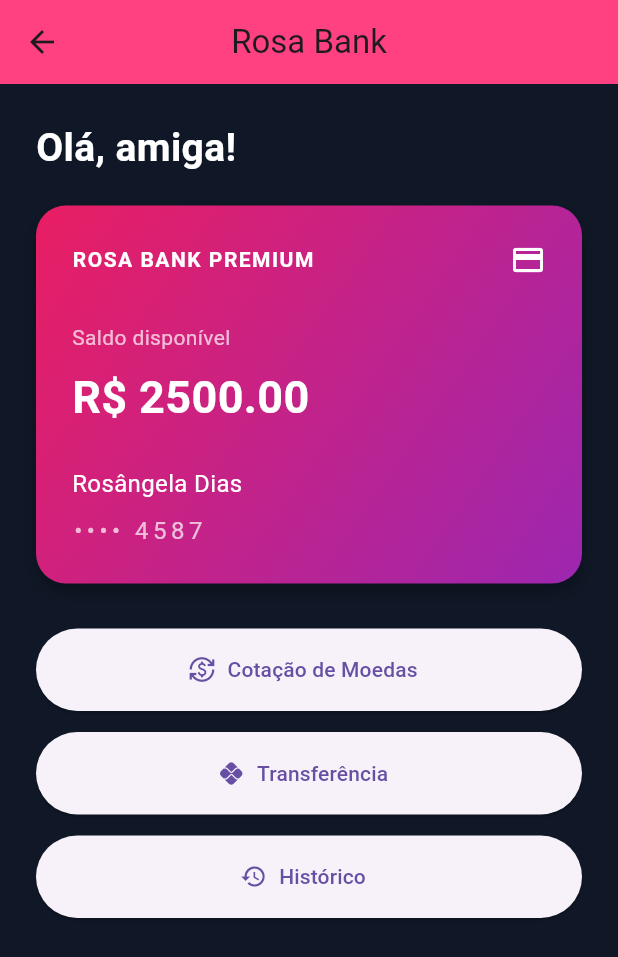
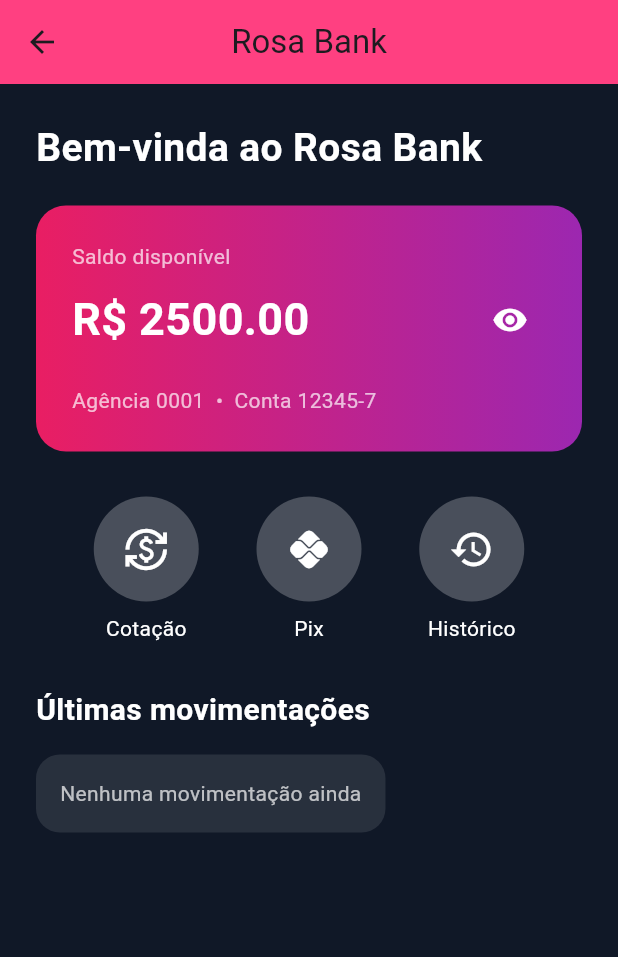
Before and after one commit to Rosangeladias88/rosa-bank, a Flutter app: the PrincipalPage screen opened by its route, on a phone screen of 412 x 824 dp. Shown: the top 957 px of the screen. Run offline on Flutter 3.47's test engine with Material 3 defaults, Android fonts, the phone set to English and light mode, and no system bars.

Commit message:
Adiciona opcao de ocultar saldo

```diff
--- a/lib/principal.dart
+++ b/lib/principal.dart
@@ -1,8 +1,16 @@
 import 'package:flutter/material.dart';
 import 'dados_saldo.dart';
+import 'dados_transferencia.dart';
 
-class PrincipalPage extends StatelessWidget {
+class PrincipalPage extends StatefulWidget {
   const PrincipalPage({super.key});
+
+  @override
+  State<PrincipalPage> createState() => _PrincipalPageState();
+}
+
+class _PrincipalPageState extends State<PrincipalPage> {
+  bool mostrarSaldo = true;
 
   @override
   Widget build(BuildContext context) {
@@ -20,12 +28,8 @@
             crossAxisAlignment: CrossAxisAlignment.start,
             children: [
               const Text(
-              'Olá, amiga!',
-              style: TextStyle(
-                color: Colors.white,
-                fontSize: 26,
-                fontWeight: FontWeight.bold,
-              ),
+                'Bem-vinda ao Rosa Bank',
+                style: TextStyle(color: Colors.white, fontSize: 26, fontWeight: FontWeight.bold),
               ),
               const SizedBox(height: 20),
 
@@ -34,134 +38,126 @@
                 padding: const EdgeInsets.all(24),
                 decoration: BoxDecoration(
                   gradient: const LinearGradient(
-      colors: [
-        Color(0xFFE91E63),
-        Color(0xFF9C27B0),
-      ],
-      begin: Alignment.topLeft,
-      end: Alignment.bottomRight,
+                    colors: [Color(0xFFE91E63), Color(0xFF9C27B0)],
                   ),
                   borderRadius: BorderRadius.circular(20),
-    boxShadow: [
-      BoxShadow(
-        color: Colors.black.withOpacity(0.3),
-        blurRadius: 10,
-        offset: const Offset(0, 5),
-      ),
-    ],
                 ),
                 child: Column(
                   crossAxisAlignment: CrossAxisAlignment.start,
                   children: [
+                    const Text(
+                      'Saldo disponível',
+                      style: TextStyle(color: Colors.white70),
+                    ),
+                    const SizedBox(height: 8),
+
                     Row(
                       mainAxisAlignment: MainAxisAlignment.spaceBetween,
-        children: const [
+                      children: [
                         Text(
-            'ROSA BANK PREMIUM',
-            style: TextStyle(
+                          mostrarSaldo
+                              ? 'R\$ ${saldoDisponivel.toStringAsFixed(2)}'
+                              : 'R\$ ••••••',
+                          style: const TextStyle(
                             color: Colors.white,
+                            fontSize: 30,
                             fontWeight: FontWeight.bold,
-              letterSpacing: 1,
                           ),
                         ),
-          Icon(
-            Icons.credit_card,
+                        IconButton(
+                          onPressed: () {
+                            setState(() {
+                              mostrarSaldo = !mostrarSaldo;
+                            });
+                          },
+                          icon: Icon(
+                            mostrarSaldo ? Icons.visibility : Icons.visibility_off,
                             color: Colors.white,
                           ),
+                        ),
+                      ],
+                    ),
+
+                    const SizedBox(height: 20),
+                    const Text(
+                      'Agência 0001  •  Conta 12345-7',
+                      style: TextStyle(color: Colors.white70),
+                    ),
+                  ],
+                ),
+              ),
+
+              const SizedBox(height: 30),
+
+              Row(
+                mainAxisAlignment: MainAxisAlignment.spaceEvenly,
+                children: [
+                  atalhoMenu(context, titulo: 'Cotação', icone: Icons.currency_exchange, rota: '/cotacao'),
+                  atalhoMenu(context, titulo: 'Pix', icone: Icons.pix, rota: '/transferencia'),
+                  atalhoMenu(context, titulo: 'Histórico', icone: Icons.history, rota: '/historico'),
                 ],
               ),
 
               const SizedBox(height: 30),
 
               const Text(
-        'Saldo disponível',
-        style: TextStyle(
-          color: Colors.white70,
-          fontSize: 14,
+                'Últimas movimentações',
+                style: TextStyle(color: Colors.white, fontSize: 20, fontWeight: FontWeight.bold),
               ),
+              const SizedBox(height: 15),
+
+              Container(
+                padding: const EdgeInsets.all(16),
+                decoration: BoxDecoration(
+                  color: Colors.white10,
+                  borderRadius: BorderRadius.circular(16),
                 ),
-
-      const SizedBox(height: 8),
-
-      Text(
-        'R\$ ${saldoDisponivel.toStringAsFixed(2)}',
-        style: const TextStyle(
-          color: Colors.white,
-          fontSize: 30,
-          fontWeight: FontWeight.bold,
+                child: historicoTransferencias.isEmpty
+                    ? const Text(
+                        'Nenhuma movimentação ainda',
+                        style: TextStyle(color: Colors.white70),
+                      )
+                    : Column(
+                        children: historicoTransferencias.reversed.take(3).map((transferencia) {
+                          return ListTile(
+                            leading: const Icon(Icons.arrow_upward, color: Colors.red),
+                            title: Text(
+                              'Pix para ${transferencia['nome']}',
+                              style: const TextStyle(color: Colors.white),
                             ),
+                            subtitle: Text(
+                              'R\$ ${transferencia['valor']}',
+                              style: const TextStyle(color: Colors.white70),
                             ),
-
-      const SizedBox(height: 25),
-
-      const Text(
-        'Rosângela Dias',
-        style: TextStyle(
-          color: Colors.white,
-          fontSize: 16,
-        ),
-      ),
-
-      const SizedBox(height: 8),
-
-      const Text(
-        '•••• 4587',
-        style: TextStyle(
-          color: Colors.white70,
-          letterSpacing: 3,
-          fontSize: 16,
+                          );
+                        }).toList(),
                       ),
               ),
             ],
           ),
         ),
-            const SizedBox(height: 30),
-
-            botaoMenu(
-              context,
-              titulo: 'Cotação de Moedas',
-              icone: Icons.currency_exchange,
-              rota: '/cotacao',
-            ),
-
-            botaoMenu(
-              context,
-              titulo: 'Transferência',
-              icone: Icons.pix,
-              rota: '/transferencia',
-            ),
-
-            botaoMenu(
-              context,
-              titulo: 'Histórico',
-              icone: Icons.history,
-              rota: '/historico',
-            ),
-          ],
-        )),
       ),
     );
   }
 
-
-  Widget botaoMenu(
+  Widget atalhoMenu(
     BuildContext context, {
     required String titulo,
     required IconData icone,
     required String rota,
   }) {
-    return Padding(
-      padding: const EdgeInsets.only(bottom: 14),
-      child: SizedBox(
-        width: double.infinity,
-        height: 55,
-        child: ElevatedButton.icon(
-          onPressed: () {
-            Navigator.pushNamed(context, rota);
-          },
-          icon: Icon(icone),
-          label: Text(titulo),
+    return GestureDetector(
+      onTap: () => Navigator.pushNamed(context, rota),
+      child: Column(
+        children: [
+          CircleAvatar(
+            radius: 35,
+            backgroundColor: Colors.white24,
+            child: Icon(icone, color: Colors.white, size: 30),
           ),
+          const SizedBox(height: 8),
+          Text(titulo, style: const TextStyle(color: Colors.white)),
+        ],
       ),
     );
   }
```
Lines whose indentation alone changed are shown as unchanged.
